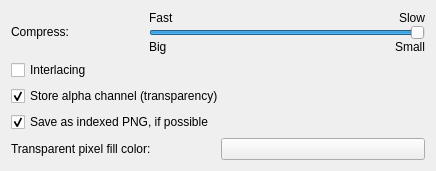
Before: the Qt Designer form krita/plugins/formats/png/kis_wdg_options_png.ui in KDE/krita, drawn with Qt 5.
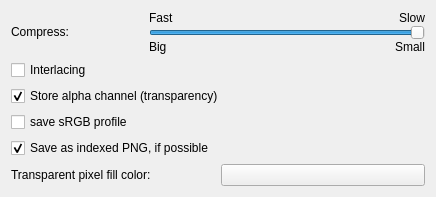
After: the same form once the commit is applied. Custom widgets are drawn as their Qt base class.

Commit message:
Add an option to the png export dialog to choose between srgb and icc
We cannot save both the srgb tag and the icc profile if the icc profile
is sRGB(-like), so give the user a choice depending on their needs.

CCMAIL:l.elle.stone@gmail.com

```diff
--- a/krita/plugins/formats/png/kis_wdg_options_png.ui
+++ b/krita/plugins/formats/png/kis_wdg_options_png.ui
@@ -6,8 +6,8 @@
    <rect>
     <x>0</x>
     <y>0</y>
-    <width>422</width>
-    <height>170</height>
+    <width>432</width>
+    <height>189</height>
    </rect>
   </property>
   <property name="windowTitle">
@@ -148,7 +148,7 @@
      </property>
     </widget>
    </item>
-   <item row="3" column="0">
+   <item row="4" column="0">
     <widget class="QCheckBox" name="tryToSaveAsIndexed">
      <property name="toolTip">
       <string>Indexed PNG images are smaller. If you enabled this option, your image will be analyzed to see whether it is possible to save as an indexed PNG.</string>
@@ -161,7 +161,7 @@
      </property>
     </widget>
    </item>
-   <item row="4" column="0">
+   <item row="5" column="0">
     <layout class="QHBoxLayout" name="horizontalLayout">
      <item>
       <widget class="QLabel" name="label_4">
@@ -179,7 +179,7 @@
      </item>
     </layout>
    </item>
-   <item row="5" column="0">
+   <item row="6" column="0">
     <spacer>
      <property name="orientation">
       <enum>Qt::Vertical</enum>
@@ -195,6 +195,16 @@
      </property>
     </spacer>
    </item>
+   <item row="3" column="0">
+    <widget class="QCheckBox" name="chkSRGB">
+     <property name="toolTip">
+      <string>&lt;html&gt;&lt;head/&gt;&lt;body&gt;&lt;p&gt;&lt;span style=&quot; font-weight:600;&quot;&gt;PNG&lt;/span&gt; files have &lt;span style=&quot; font-style:italic;&quot;&gt;two&lt;/span&gt; options to save &lt;span style=&quot; font-weight:600;&quot;&gt;sRGB&lt;/span&gt; information: as a tag or as an explicit profile. For use with in websites, &lt;span style=&quot; font-style:italic;&quot;&gt;disable&lt;/span&gt; this option. For interchange with other applications, &lt;span style=&quot; font-style:italic;&quot;&gt;enable&lt;/span&gt; this option.&lt;/p&gt;&lt;/body&gt;&lt;/html&gt;</string>
+     </property>
+     <property name="text">
+      <string>save sRGB profile</string>
+     </property>
+    </widget>
+   </item>
   </layout>
  </widget>
  <layoutdefault spacing="6" margin="11"/>
```
The commit also changes 3 other files.
